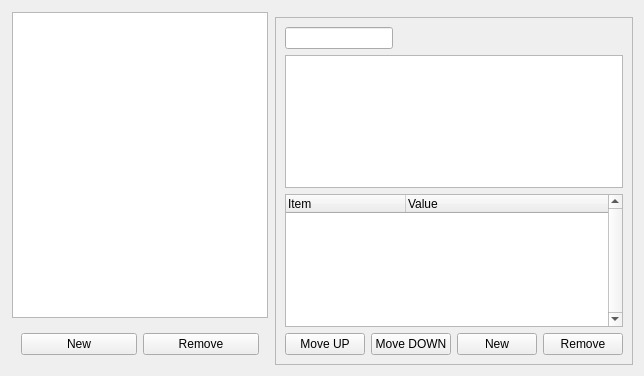
Above: game_editor/dialogeditor.ui from Plaristote/fallout-equestria before the change. Below: the same form after it.
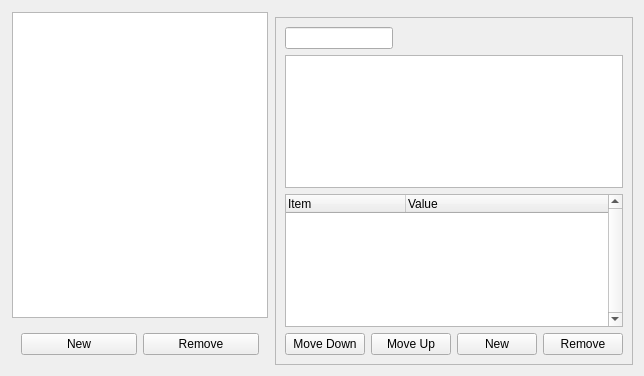
That is the form after the change.

Commit message: + Implemented move entries up/down for Dialog Editor + Fixed dialog creation

```diff
--- a/game_editor/dialogeditor.ui
+++ b/game_editor/dialogeditor.ui
@@ -97,14 +97,14 @@
           <item>
            <widget class="QPushButton" name="successorDown">
             <property name="text">
-             <string>Move UP</string>
+             <string>Move Down</string>
             </property>
            </widget>
           </item>
           <item>
            <widget class="QPushButton" name="successorUp">
             <property name="text">
-             <string>Move DOWN</string>
+             <string>Move Up</string>
             </property>
            </widget>
           </item>
```
The commit also changes 6 other files.
